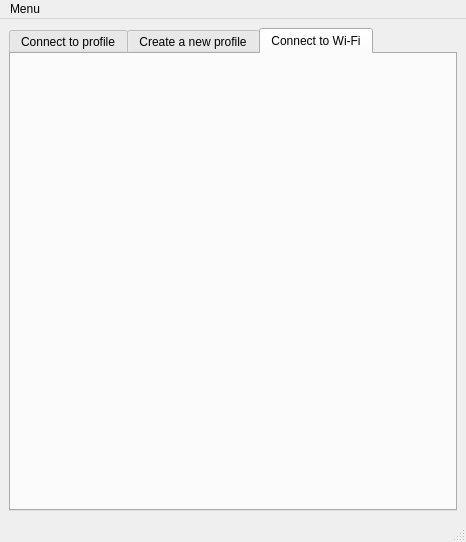
Old version of the form sources/gui/src/mainwindow.ui in the repository arcan1s/netctl-gui.
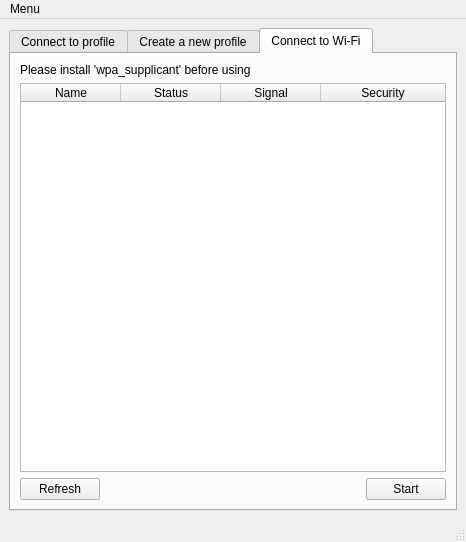
New version of the form. The open tabs and pages were chosen to show the change.

Commit message: started work on wifi-menu

Patch:
```diff
--- a/sources/gui/src/mainwindow.ui
+++ b/sources/gui/src/mainwindow.ui
@@ -124,6 +124,91 @@
        <attribute name="title">
         <string>Connect to Wi-Fi</string>
        </attribute>
+       <layout class="QVBoxLayout" name="verticalLayout_2">
+        <item>
+         <widget class="QLabel" name="label_wifi">
+          <property name="text">
+           <string>Please install 'wpa_supplicant' before using</string>
+          </property>
+         </widget>
+        </item>
+        <item>
+         <widget class="QTableWidget" name="tableWidget_wifi">
+          <property name="editTriggers">
+           <set>QAbstractItemView::NoEditTriggers</set>
+          </property>
+          <property name="selectionMode">
+           <enum>QAbstractItemView::SingleSelection</enum>
+          </property>
+          <property name="selectionBehavior">
+           <enum>QAbstractItemView::SelectRows</enum>
+          </property>
+          <attribute name="horizontalHeaderStretchLastSection">
+           <bool>true</bool>
+          </attribute>
+          <attribute name="verticalHeaderVisible">
+           <bool>false</bool>
+          </attribute>
+          <column>
+           <property name="text">
+            <string>Name</string>
+           </property>
+          </column>
+          <column>
+           <property name="text">
+            <string>Status</string>
+           </property>
+          </column>
+          <column>
+           <property name="text">
+            <string>Signal</string>
+           </property>
+          </column>
+          <column>
+           <property name="text">
+            <string>Security</string>
+           </property>
+          </column>
+         </widget>
+        </item>
+        <item>
+         <layout class="QHBoxLayout" name="layout_wifiButtons">
+          <item>
+           <widget class="QPushButton" name="pushButton_wifiRefresh">
+            <property name="text">
+             <string>Refresh</string>
+            </property>
+            <property name="autoDefault">
+             <bool>true</bool>
+            </property>
+           </widget>
+          </item>
+          <item>
+           <spacer name="spacer_wifiButtons">
+            <property name="orientation">
+             <enum>Qt::Horizontal</enum>
+            </property>
+            <property name="sizeHint" stdset="0">
+             <size>
+              <width>40</width>
+              <height>20</height>
+             </size>
+            </property>
+           </spacer>
+          </item>
+          <item>
+           <widget class="QPushButton" name="pushButton_wifiStart">
+            <property name="text">
+             <string>Start</string>
+            </property>
+            <property name="autoDefault">
+             <bool>true</bool>
+            </property>
+           </widget>
+          </item>
+         </layout>
+        </item>
+       </layout>
       </widget>
      </widget>
     </item>
```
Left out of the diff: 3 changed lines with no effect on the pictures. The commit also changes 5 other files.
